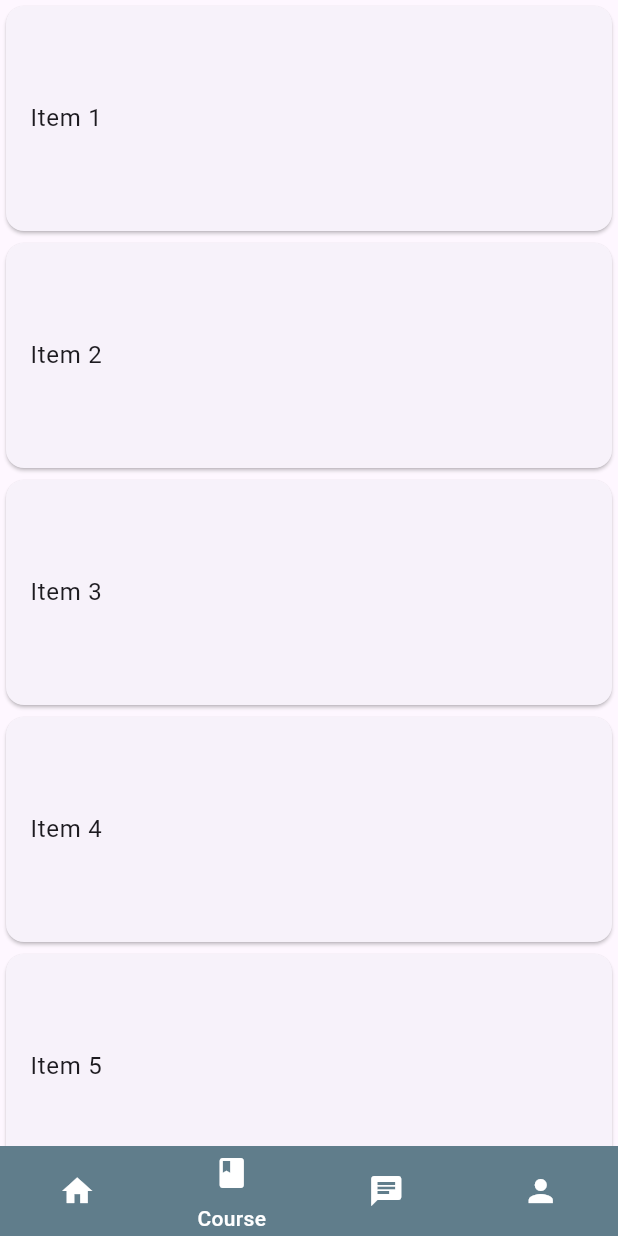
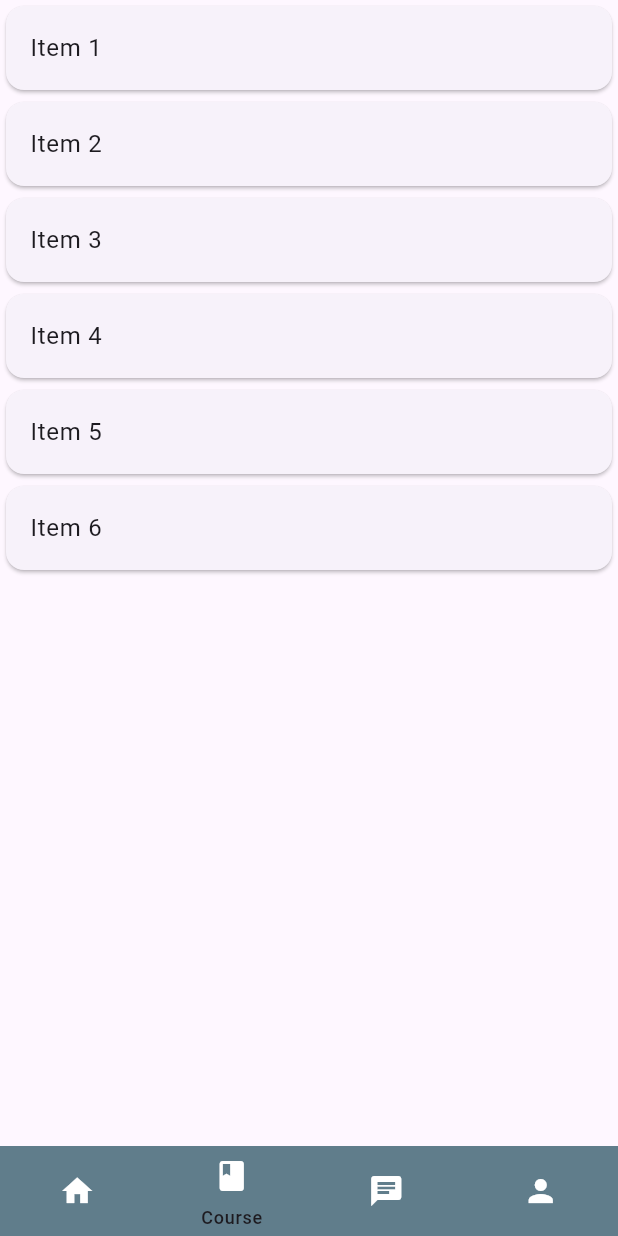
Before and after one commit to ahmdfaizf/APB_EduHub, a Flutter app: the screen it shows after launch, item 2 of the bottom bar chosen, on a phone screen of 412 x 824 dp. Run offline on Flutter 3.47's test engine with Material 3 defaults, Android fonts, the phone set to English and light mode, and no system bars; our stand-ins replace carousel_slider; network calls fail.

Commit message:
pc commit

```diff
--- a/APB_APP/edu_hub/lib/page/course_page.dart
+++ b/APB_APP/edu_hub/lib/page/course_page.dart
@@ -40,7 +40,6 @@ class _CoursePageState extends State<CoursePage> {
           final item = items[index];
           return Card(
             child: ListTile(
-              minTileHeight: 150,
               title: Text(item['title']),
               onTap: () => Navigator.pushReplacement(
         context,
--- a/APB_APP/edu_hub/lib/page/main_page.dart
+++ b/APB_APP/edu_hub/lib/page/main_page.dart
@@ -30,9 +30,6 @@ class _MainPageState extends State<MainPage> {
         data: NavigationBarThemeData(
           indicatorColor: Colors.transparent,
           indicatorShape: RoundedRectangleBorder(borderRadius: BorderRadius.circular(10)),
-          labelTextStyle: WidgetStateProperty.all(
-            const TextStyle(fontWeight: FontWeight.w500, color: Colors.white)
-          ),
           labelBehavior: NavigationDestinationLabelBehavior.onlyShowSelected,
         ),
         child: NavigationBar(
```
